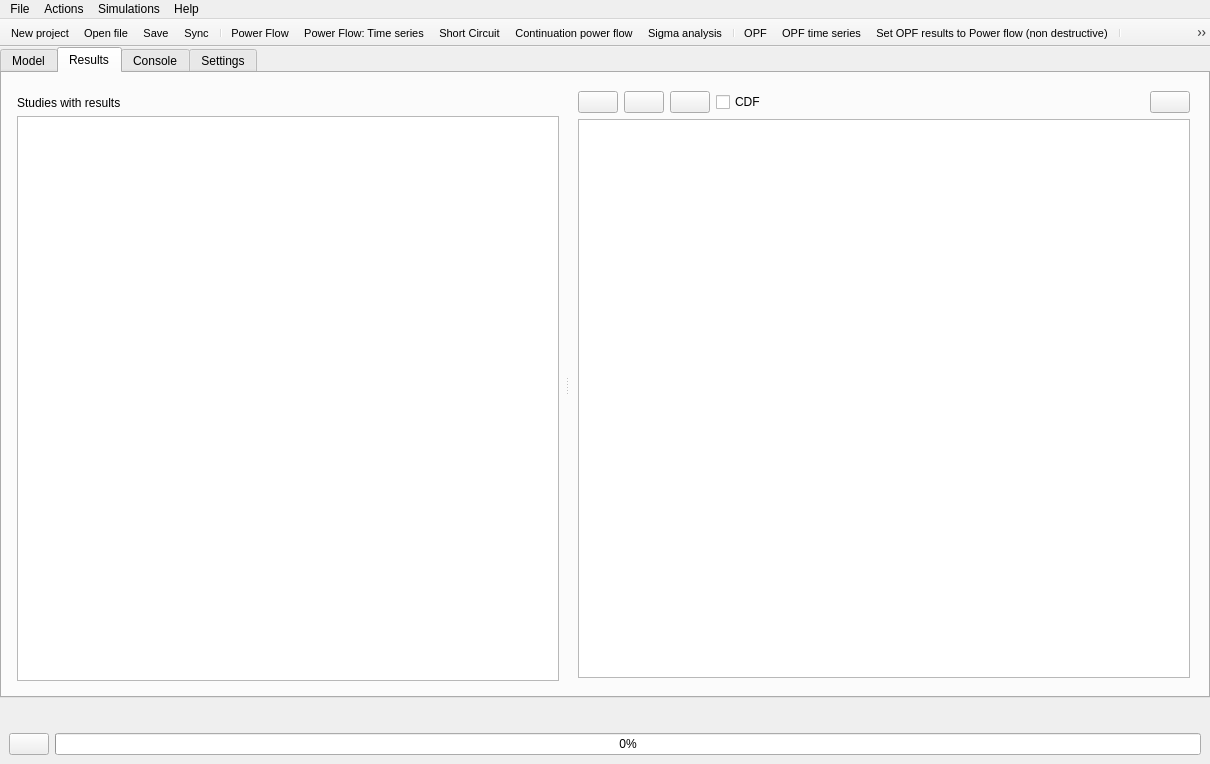
Before: the Qt Designer form src/GridCal/Gui/Main/MainWindow.ui in SanPen/GridCal, drawn with Qt 5.
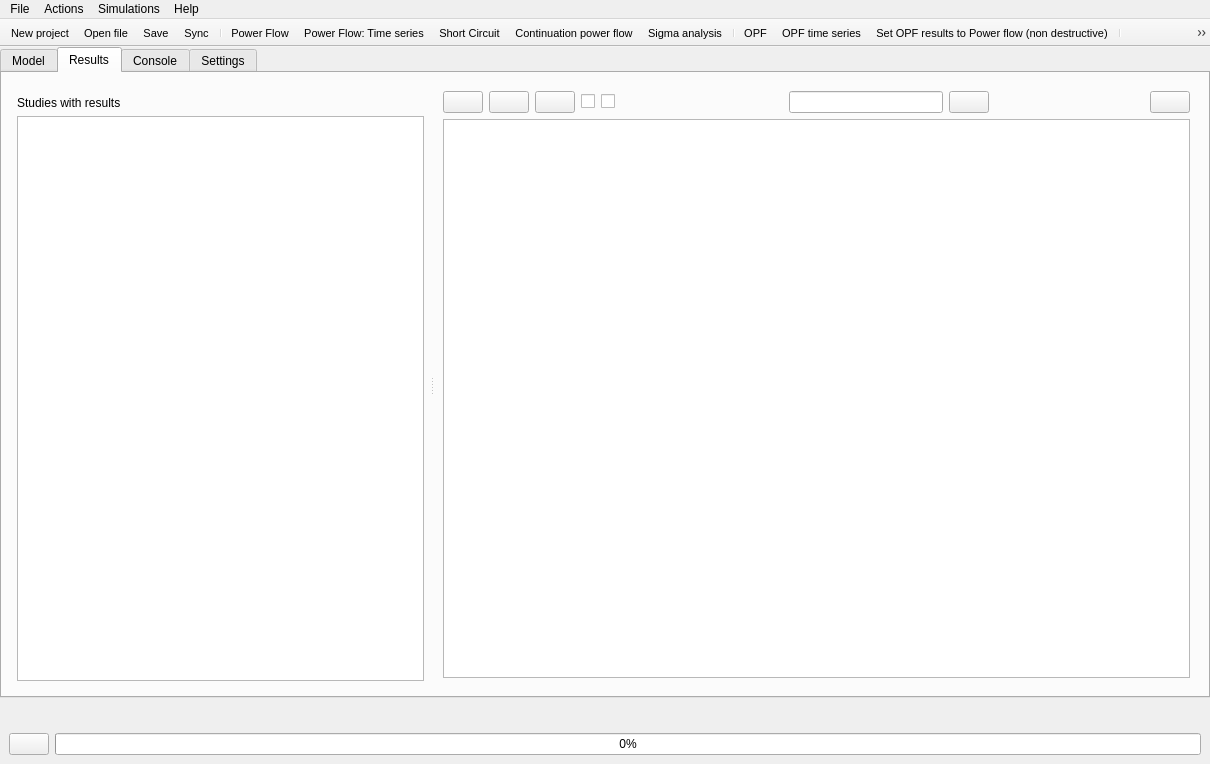
After: the same form once the commit is applied. The open tabs and pages were chosen to show the change. Icons and pictures are not drawn.

The edit to the form file:
```diff
--- a/src/GridCal/Gui/Main/MainWindow.ui
+++ b/src/GridCal/Gui/Main/MainWindow.ui
@@ -1735,7 +1735,7 @@
                   <string>Results as cummulative density functions</string>
                  </property>
                  <property name="text">
-                  <string>CDF</string>
+                  <string/>
                  </property>
                  <property name="icon">
                   <iconset resource="icons.qrc">
@@ -1743,6 +1743,20 @@
                  </property>
                 </widget>
                </item>
+               <item>
+                <widget class="QCheckBox" name="results_as_abs_checkBox">
+                 <property name="statusTip">
+                  <string>Results as absolute values</string>
+                 </property>
+                 <property name="text">
+                  <string/>
+                 </property>
+                 <property name="icon">
+                  <iconset resource="icons.qrc">
+                   <normaloff>:/Icons/icons/abs.svg</normaloff>:/Icons/icons/abs.svg</iconset>
+                 </property>
+                </widget>
+               </item>
                <item>
                 <widget class="QLabel" name="units_label">
                  <property name="text">
@@ -1763,6 +1777,33 @@
                  </property>
                 </spacer>
                </item>
+               <item>
+                <widget class="QLineEdit" name="sear_results_lineEdit"/>
+               </item>
+               <item>
+                <widget class="QPushButton" name="search_results_Button">
+                 <property name="text">
+                  <string/>
+                 </property>
+                 <property name="icon">
+                  <iconset resource="icons.qrc">
+                   <normaloff>:/Icons/icons/magnifying_glass.svg</normaloff>:/Icons/icons/magnifying_glass.svg</iconset>
+                 </property>
+                </widget>
+               </item>
+               <item>
+                <spacer name="horizontalSpacer_17">
+                 <property name="orientation">
+                  <enum>Qt::Horizontal</enum>
+                 </property>
+                 <property name="sizeHint" stdset="0">
+                  <size>
+                   <width>40</width>
+                   <height>20</height>
+                  </size>
+                 </property>
+                </spacer>
+               </item>
                <item>
                 <widget class="QPushButton" name="plot_data_pushButton">
                  <property name="toolTip">
```
